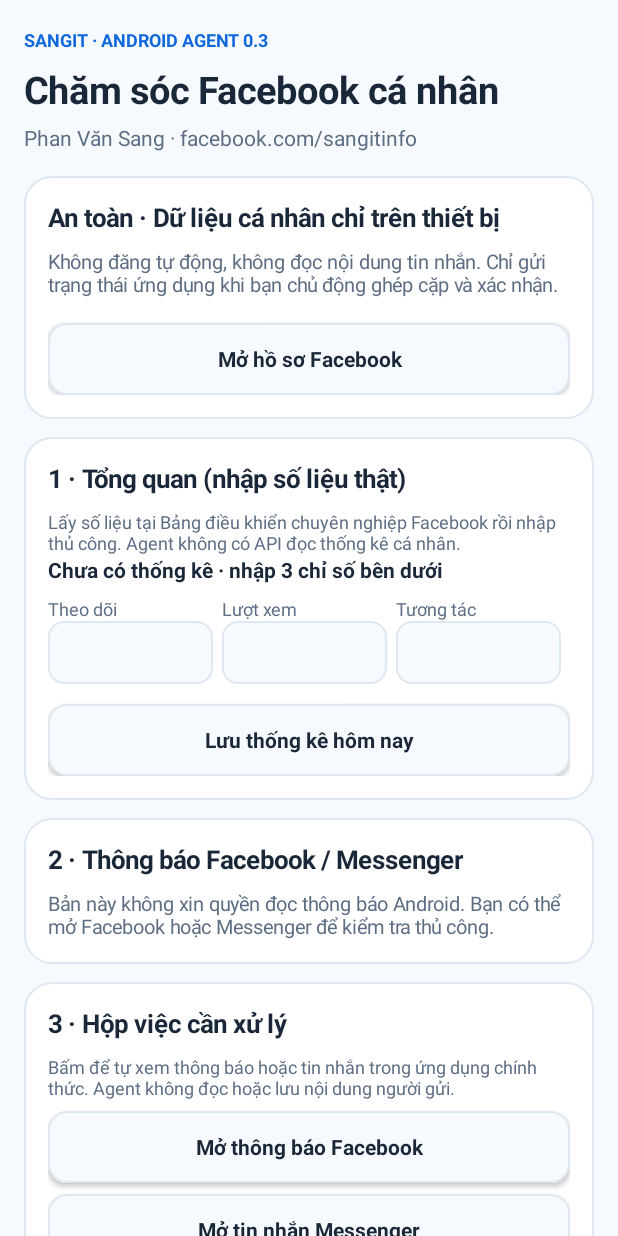
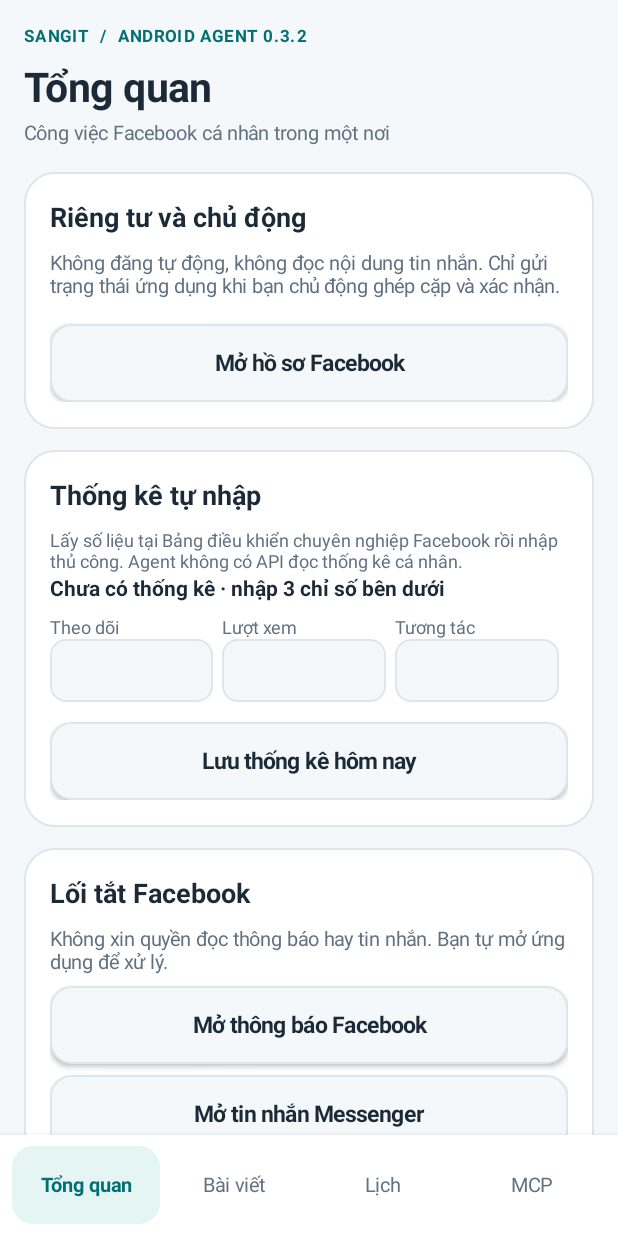
Before and after one commit to Viyeu/sangit-android-agent, an Android app: the screen it shows after launch (MainActivity), on a phone screen of 412 x 824 dp. Run offline under Robolectric (Android 15) with nearby library versions, the phone set to English and light mode, and no system bars.

Commit message:
Improve Android Agent v0.3.2 mobile-first UI with bottom navigation

```diff
--- a/app/build.gradle
+++ b/app/build.gradle
@@ -10,8 +10,8 @@ android {
         applicationId 'vn.sangit.androidagent'
         minSdk 26
         targetSdk 35
-        versionCode 4
-        versionName '0.3.1'
+        versionCode 5
+        versionName '0.3.2'
     }
 
     buildTypes {
--- a/app/src/main/java/vn/sangit/androidagent/MainActivity.java
+++ b/app/src/main/java/vn/sangit/androidagent/MainActivity.java
@@ -8,6 +8,8 @@ import android.content.ClipboardManager;
 import android.content.Intent;
 import android.content.Context;
 import android.graphics.Color;
+import android.content.res.ColorStateList;
+import android.graphics.drawable.RippleDrawable;
 import android.graphics.Insets;
 import android.graphics.Typeface;
 import android.graphics.drawable.GradientDrawable;
@@ -39,16 +41,23 @@ import java.time.ZoneId;
 /** Single-screen, local-first Android personal Facebook assistant. */
 public final class MainActivity extends Activity {
     private static final int PICK_IMAGE = 401;
-    private static final int PRIMARY = Color.rgb(14, 104, 220);
-    private static final int INK = Color.rgb(25, 39, 57);
-    private static final int MUTED = Color.rgb(93, 110, 132);
-    private static final int BACKGROUND = Color.rgb(246, 249, 253);
-    private static final int BORDER = Color.rgb(223, 232, 242);
+    private static final int PRIMARY = Color.rgb(0, 112, 116);
+    private static final int INK = Color.rgb(28, 42, 55);
+    private static final int MUTED = Color.rgb(97, 113, 129);
+    private static final int BACKGROUND = Color.rgb(245, 248, 250);
+    private static final int BORDER = Color.rgb(221, 230, 235);
+    private static final int SOFT = Color.rgb(229, 245, 243);
     private static final String PROFILE = "https://www.facebook.com/sangitinfo/";
     private static final String FACEBOOK_APP = "https://www.facebook.com/";
 
     private LocalStore store;
     private final McpDeviceClient mcpClient = new McpDeviceClient();
+    private final LinearLayout[] tabPages = new LinearLayout[4];
+    private final TextView[] tabLabels = new TextView[4];
+    private ScrollView contentScroll;
+    private TextView pageHeader;
+    private TextView pageSubtitle;
+    private int selectedTab = 0;
     private TextView metricsSummary;
     private TextView reminderSummary;
     private EditText followerInput;
@@ -74,6 +83,7 @@ public final class MainActivity extends Activity {
         super.onCreate(savedInstanceState);
         store = new LocalStore(this);
         if (savedInstanceState != null) {
+            selectedTab = Math.max(0, Math.min(3, savedInstanceState.getInt("selected_tab", 0)));
             restoredPost = savedInstanceState.getString("draft_editor");
             restoredReply = savedInstanceState.getString("reply_editor");
             restoredTemplate = savedInstanceState.getInt("template", 0);
@@ -94,6 +104,7 @@ public final class MainActivity extends Activity {
         if (postEditor != null) outState.putString("draft_editor", postEditor.getText().toString());
         if (replyEditor != null) outState.putString("reply_editor", replyEditor.getText().toString());
         if (selectedImage != null) outState.putString("image_uri", selectedImage.toString());
+        outState.putInt("selected_tab", selectedTab);
         outState.putInt("template", restoredTemplate);
         if (chosenReminder != null) outState.putLong("reminder_choice", chosenReminder.toInstant().toEpochMilli());
         if (followerInput != null) outState.putString("metrics_followers_input", followerInput.getText().toString());
@@ -119,33 +130,65 @@ public final class MainActivity extends Activity {
             });
         }
         ScrollView scroll = new ScrollView(this);
+        contentScroll = scroll;
         scroll.setFillViewport(true);
         scroll.setClipToPadding(false);
         scroll.setVerticalScrollBarEnabled(false);
         LinearLayout body = new LinearLayout(this);
         body.setOrientation(LinearLayout.VERTICAL);
-        body.setPadding(dp(16), dp(18), dp(16), dp(32));
+        body.setPadding(dp(16), dp(16), dp(16), dp(24));
         scroll.addView(body);
-        root.addView(scroll, new LinearLayout.LayoutParams(-1, -1));
+        root.addView(scroll, new LinearLayout.LayoutParams(-1, 0, 1f));
         setContentView(root);
 
-        TextView eyebrow = text("SANGIT · ANDROID AGENT 0.3", 12, PRIMARY, true);
+        TextView eyebrow = text("SANGIT  /  ANDROID AGENT 0.3.2", 11, PRIMARY, true);
+        eyebrow.setLetterSpacing(0.08f);
         body.addView(eyebrow);
-        TextView header = text("Chăm sóc Facebook cá nhân", 25, INK, true);
-        header.setPadding(0, dp(8), 0, dp(5));
-        body.addView(header);
-        TextView subtitle = text("Phan Văn Sang · facebook.com/sangitinfo", 14, MUTED, false);
-        body.addView(subtitle);
-        body.addView(space(16));
+        pageHeader = text("Tổng quan", 27, INK, true);
+        pageHeader.setPadding(0, dp(8), 0, dp(4));
+        body.addView(pageHeader);
+        pageSubtitle = text("Công cụ chăm sóc Facebook cá nhân", 13, MUTED, false);
+        body.addView(pageSubtitle);
+        body.addView(space(17));
 
-        LinearLayout statusCard = card(body, "An toàn · Dữ liệu cá nhân chỉ trên thiết bị");
+        for (int i = 0; i < tabPages.length; i++) {
+            LinearLayout page = new LinearLayout(this);
+            page.setOrientation(LinearLayout.VERTICAL);
+            body.addView(page);
+            tabPages[i] = page;
+        }
+        LinearLayout homePage = tabPages[0];
+        LinearLayout writingPage = tabPages[1];
+        LinearLayout schedulePage = tabPages[2];
+        LinearLayout connectPage = tabPages[3];
+
+        LinearLayout navigation = new LinearLayout(this);
+        navigation.setOrientation(LinearLayout.HORIZONTAL);
+        navigation.setPadding(dp(8), dp(7), dp(8), dp(8));
+        navigation.setBackgroundColor(Color.WHITE);
+        navigation.setElevation(dp(8));
+        String[] names = {"Tổng quan", "Bài viết", "Lịch", "MCP"};
+        for (int i = 0; i < names.length; i++) {
+            final int index = i;
+            TextView tab = text(names[i], 13, MUTED, false);
+            tab.setGravity(Gravity.CENTER);
+            tab.setMinHeight(dp(52));
+            tab.setFocusable(true);
+            tab.setContentDescription("Mở mục " + names[i]);
+            tab.setOnClickListener(v -> activateTab(index, true));
+            navigation.addView(tab, new LinearLayout.LayoutParams(0, dp(52), 1f));
+            tabLabels[i] = tab;
+        }
+        root.addView(navigation, new LinearLayout.LayoutParams(-1, -2));
+
+        LinearLayout statusCard = card(homePage, "Riêng tư và chủ động");
         statusCard.addView(text("Không đăng tự động, không đọc nội dung tin nhắn. Chỉ gửi trạng thái ứng dụng khi bạn chủ động ghép cặp và xác nhận.", 13, MUTED, false));
         statusCard.addView(space(9));
         Button profileBtn = button("Mở hồ sơ Facebook", false);
         profileBtn.setOnClickListener(v -> openUrl(PROFILE));
         statusCard.addView(profileBtn);
 
-        LinearLayout dashboard = card(body, "1 · Tổng quan (nhập số liệu thật)");
+        LinearLayout dashboard = card(homePage, "Thống kê tự nhập");
         dashboard.addView(text("Lấy số liệu tại Bảng điều khiển chuyên nghiệp Facebook rồi nhập thủ công. "
             + "Agent không có API đọc thống kê cá nhân.", 12, MUTED, false));
         metricsSummary = text("Chưa nhập số liệu", 14, INK, true);
@@ -175,13 +218,8 @@ public final class MainActivity extends Activity {
         });
         dashboard.addView(saveMetrics);
 
-        LinearLayout notice = card(body, "2 · Thông báo Facebook / Messenger");
-        notice.addView(text("Bản này không xin quyền đọc thông báo Android. "
-            + "Bạn có thể mở Facebook hoặc Messenger để kiểm tra thủ công.", 13, MUTED, false));
-
-        LinearLayout inbox = card(body, "3 · Hộp việc cần xử lý");
-        inbox.addView(text("Bấm để tự xem thông báo hoặc tin nhắn trong ứng dụng chính thức. "
-            + "Agent không đọc hoặc lưu nội dung người gửi.", 12, MUTED, false));
+        LinearLayout inbox = card(homePage, "Lối tắt Facebook");
+        inbox.addView(text("Không xin quyền đọc thông báo hay tin nhắn. Bạn tự mở ứng dụng để xử lý.", 13, MUTED, false));
         Button facebookNotices = button("Mở thông báo Facebook", false);
         facebookNotices.setOnClickListener(v -> openUrl("https://www.facebook.com/notifications/"));
         inbox.addView(facebookNotices);
@@ -189,7 +227,7 @@ public final class MainActivity extends Activity {
         messenger.setOnClickListener(v -> openUrl("https://www.messenger.com/"));
         inbox.addView(messenger);
 
-        LinearLayout post = card(body, "4 · Soạn và chia sẻ bài viết");
+        LinearLayout post = card(writingPage, "Soạn và chia sẻ bài viết");
         post.addView(text("Chọn mẫu, sửa nội dung theo ca thực tế; bạn tự xác nhận trong Facebook.", 13, MUTED, false));
         post.addView(space(8));
         Spinner templates = new Spinner(this);
@@ -229,7 +267,7 @@ public final class MainActivity extends Activity {
         post.addView(copy);
         post.addView(text("Lưu ý: Một số phiên bản Facebook không nhận nội dung chữ khi chia sẻ kèm ảnh. Có thể dùng Sao chép rồi dán vào bài trước khi đăng.", 12, MUTED, false));
 
-        LinearLayout reply = card(body, "5 · Gợi ý phản hồi (offline)");
+        LinearLayout reply = card(writingPage, "Gợi ý phản hồi");
         reply.addView(text("Chọn loại tình huống, Agent tạo câu trả lời theo mẫu an toàn. "
             + "Đây là quy tắc cục bộ, KHÔNG phải AI sinh văn bản hay đọc tin nhắn Facebook.", 12, MUTED, false));
         Spinner category = new Spinner(this);
@@ -267,7 +305,7 @@ public final class MainActivity extends Activity {
         reply.addView(copyReply);
         reply.addView(text("Không dán thông tin riêng tư của khách hàng vào phản hồi công khai.", 12, MUTED, false));
 
-        LinearLayout planner = card(body, "6 · Lịch nội dung & nhắc đăng");
+        LinearLayout planner = card(schedulePage, "Lịch nội dung 7 ngày");
         planner.addView(text("Gợi ý 7 ngày · 1 bài/ngày, 2 Story/ngày chỉ là mục tiêu thử nghiệm. "
             + "Nhắc qua ứng dụng Lịch do bạn tự xác nhận; không tự đăng Facebook.", 12, MUTED, false));
         LocalDate today = LocalDate.now(ZoneId.of("Asia/Ho_Chi_Minh"));
@@ -297,7 +335,7 @@ public final class MainActivity extends Activity {
         planner.addView(clearReminder);
         planner.addView(text("Lưu trong Agent không tự tạo chuông báo. Bạn phải bấm Lưu/Xác nhận trong ứng dụng Lịch.", 12, MUTED, false));
 
-        LinearLayout schedule = card(body, "7 · Checklist chăm sóc hôm nay");
+        LinearLayout schedule = card(schedulePage, "Việc hôm nay");
         String date = LocalDate.now(ZoneId.of("Asia/Ho_Chi_Minh")).toString();
         schedule.addView(text("Ngày " + date + " · Thử nghiệm, không tự đăng bài", 12, MUTED, false));
         schedule.addView(space(6));
@@ -306,19 +344,21 @@ public final class MainActivity extends Activity {
         addTask(schedule, date, "evening", "19:00 · Duyệt và đăng bài");
         addTask(schedule, date, "night", "21:00 · Kiểm tra kết quả");
 
-        LinearLayout mcpPanel = card(body, "8 · ChatGPT ↔ Android (MCP độc lập)");
-        mcpPanel.addView(text("Chỉ gửi phiên bản Agent và Android SDK khi bạn bấm nút. Không đọc tin nhắn, nháp hoặc thống kê; không chạy nền.", 12, MUTED, false));
+        LinearLayout mcpPanel = card(connectPage, "Kết nối ChatGPT · MCP độc lập");
+        mcpPanel.addView(text("Máy chủ MCP cần HTTPS và mã ghép cặp hợp lệ. Chưa có máy chủ thì chưa thể kết nối.", 13, MUTED, false));
         EditText endpoint = editor("", 1);
         endpoint.setSingleLine(true);
-        endpoint.setHint("https://android-mcp.sangit.vn");
+        endpoint.setHint("https://mcp-android.example.com");
+        endpoint.setContentDescription("Địa chỉ máy chủ MCP HTTPS độc lập");
         mcpPanel.addView(endpoint);
         EditText pairingCode = editor("", 1);
         pairingCode.setSingleLine(true);
         pairingCode.setHint("Nhập mã ghép cặp do ChatGPT cấp");
+        pairingCode.setContentDescription("Mã ghép cặp một lần");
         mcpPanel.addView(pairingCode);
-        TextView pairingState = text("Chưa kết nối · cần máy chủ HTTPS MCP độc lập", 13, INK, true);
+        TextView pairingState = text("Chưa kết nối", 14, PRIMARY, true);
         mcpPanel.addView(pairingState);
-        Button pairButton = button("Ghép cặp MCP", false);
+        Button pairButton = button("Ghép cặp an toàn", true);
         pairButton.setOnClickListener(v -> {
             pairingState.setText("Đang xác minh mã...");
             mcpClient.pair(endpoint.getText().toString(), pairingCode.getText().toString(),
@@ -332,16 +372,42 @@ public final class MainActivity extends Activity {
         statusButton.setOnClickListener(v -> mcpClient.checkIn(
             message -> runOnUiThread(() -> pairingState.setText(message))));
         mcpPanel.addView(statusButton);
-        Button disconnectButton = button("Ngắt kết nối và thu hồi phiên", false);
+        Button disconnectButton = button("Ngắt kết nối / thu hồi phiên", false);
         disconnectButton.setOnClickListener(v -> mcpClient.disconnect(
             message -> runOnUiThread(() -> pairingState.setText(message))));
         mcpPanel.addView(disconnectButton);
-        mcpPanel.addView(text("Máy chủ Android MCP độc lập, không qua SangIT Core. Phiên chỉ ở bộ nhớ; đóng ứng dụng cần ghép cặp lại.", 12, MUTED, false));
+        mcpPanel.addView(text("Kết nối trực tiếp ChatGPT qua máy chủ MCP độc lập có HTTPS và xác thực. Phiên ghép cặp chỉ giữ trong bộ nhớ; đóng ứng dụng cần ghép cặp lại.", 12, MUTED, false));
 
-        TextView footer = text("SangIT Android Agent · v0.3.0 beta · Thông báo chỉ đếm khi bạn bật", 12, MUTED, false);
+        TextView footer = text("SangIT Android Agent · v0.3.2 beta\nChỉ chia sẻ khi bạn xác nhận", 12, MUTED, false);
         footer.setGravity(Gravity.CENTER_HORIZONTAL);
         footer.setPadding(0, dp(10), 0, 0);
-        body.addView(footer);
+        connectPage.addView(footer);
+        activateTab(selectedTab, false);
+    }
+
+    /** Page switching hides only page containers. Editors and drafts stay mounted. */
+    private void activateTab(int index, boolean scrollTop) {
+        if (index < 0 || index >= tabPages.length) return;
+        selectedTab = index;
+        String[] titles = {"Tổng quan", "Soạn nội dung", "Lịch chăm sóc", "Kết nối ChatGPT"};
+        String[] subtitles = {
+            "Công việc Facebook cá nhân trong một nơi",
+            "Viết bài và phản hồi theo cách của bạn",
+            "Kế hoạch mỗi ngày, không tự đăng bài",
+            "MCP riêng, không dùng máy chủ khác"
+        };
+        pageHeader.setText(titles[index]);
+        pageSubtitle.setText(subtitles[index]);
+        for (int i = 0; i < tabPages.length; i++) {
+            tabPages[i].setVisibility(i == index ? View.VISIBLE : View.GONE);
+            boolean active = i == index;
+            tabLabels[i].setTextColor(active ? PRIMARY : MUTED);
+            tabLabels[i].setTypeface(null, active ? Typeface.BOLD : Typeface.NORMAL);
+            tabLabels[i].setBackground(rounded(active ? SOFT : Color.TRANSPARENT, 13,
+                active ? SOFT : Color.TRANSPARENT));
+            tabLabels[i].setSelected(active);
+        }
+        if (scrollTop && contentScroll != null) contentScroll.post(() -> contentScroll.scrollTo(0, 0));
     }
 
     private EditText metricField(LinearLayout container, String label, String value) {
@@ -432,7 +498,8 @@ public final class MainActivity extends Activity {
         CheckBox check = new CheckBox(this);
         check.setText(label);
         check.setTextColor(INK);
-        check.setTextSize(14f);
+        check.setTextSize(15f);
+        check.setMinHeight(dp(48));
         check.setChecked(store.taskDone(id, date));
         check.setOnCheckedChangeListener((button, value) -> store.setTaskDone(id, date, value));
         container.addView(check);
@@ -492,12 +559,12 @@ public final class MainActivity extends Activity {
     private LinearLayout card(LinearLayout parent, String heading) {
         LinearLayout card = new LinearLayout(this);
         card.setOrientation(LinearLayout.VERTICAL);
-        card.setPadding(dp(16), dp(16), dp(16), dp(16));
-        card.setBackground(rounded(Color.WHITE, 18, BORDER));
+        card.setPadding(dp(17), dp(17), dp(17), dp(18));
+        card.setBackground(rounded(Color.WHITE, 20, BORDER));
         LinearLayout.LayoutParams params = new LinearLayout.LayoutParams(-1, -2);
-        params.bottomMargin = dp(12);
+        params.bottomMargin = dp(14);
         parent.addView(card, params);
-        TextView title = text(heading, 17, INK, true);
+        TextView title = text(heading, 18, INK, true);
         title.setPadding(0, 0, 0, dp(9));
         card.addView(title);
         return card;
@@ -505,14 +572,16 @@ public final class MainActivity extends Activity {
 
     private EditText editor(String value, int lines) {
         EditText input = new EditText(this);
-        input.setTextSize(14f);
+        input.setTextSize(15f);
         input.setTextColor(INK);
         input.setGravity(Gravity.TOP | Gravity.START);
         input.setMinLines(lines);
         input.setMaxLines(Math.max(lines, 14));
         input.setSingleLine(false);
-        input.setPadding(dp(10), dp(10), dp(10), dp(10));
-        input.setBackground(rounded(BACKGROUND, 12, BORDER));
+        input.setPadding(dp(14), dp(13), dp(14), dp(13));
+        input.setMinHeight(dp(52));
+        input.setHintTextColor(MUTED);
+        input.setBackground(rounded(BACKGROUND, 14, BORDER));
         input.setText(value);
         LinearLayout.LayoutParams params = new LinearLayout.LayoutParams(-1, -2);
         params.topMargin = dp(7);
@@ -525,11 +594,14 @@ public final class MainActivity extends Activity {
         Button button = new Button(this);
         button.setAllCaps(false);
         button.setText(label);
-        button.setTextSize(14f);
+        button.setTextSize(15f);
         button.setTypeface(null, Typeface.BOLD);
         button.setTextColor(primary ? Color.WHITE : INK);
-        button.setMinHeight(dp(44));
-        button.setBackground(rounded(primary ? PRIMARY : BACKGROUND, 12, primary ? PRIMARY : BORDER));
+        button.setMinHeight(dp(52));
+        button.setPadding(dp(13), dp(10), dp(13), dp(10));
+        button.setBackground(new RippleDrawable(ColorStateList.valueOf(
+            primary ? 0x44FFFFFF : 0x22007074),
+            rounded(primary ? PRIMARY : BACKGROUND, 14, primary ? PRIMARY : BORDER), null));
         LinearLayout.LayoutParams params = new LinearLayout.LayoutParams(-1, -2);
         params.topMargin = dp(7);
         button.setLayoutParams(params);
```
Also changed, not shown: 4 other files.
